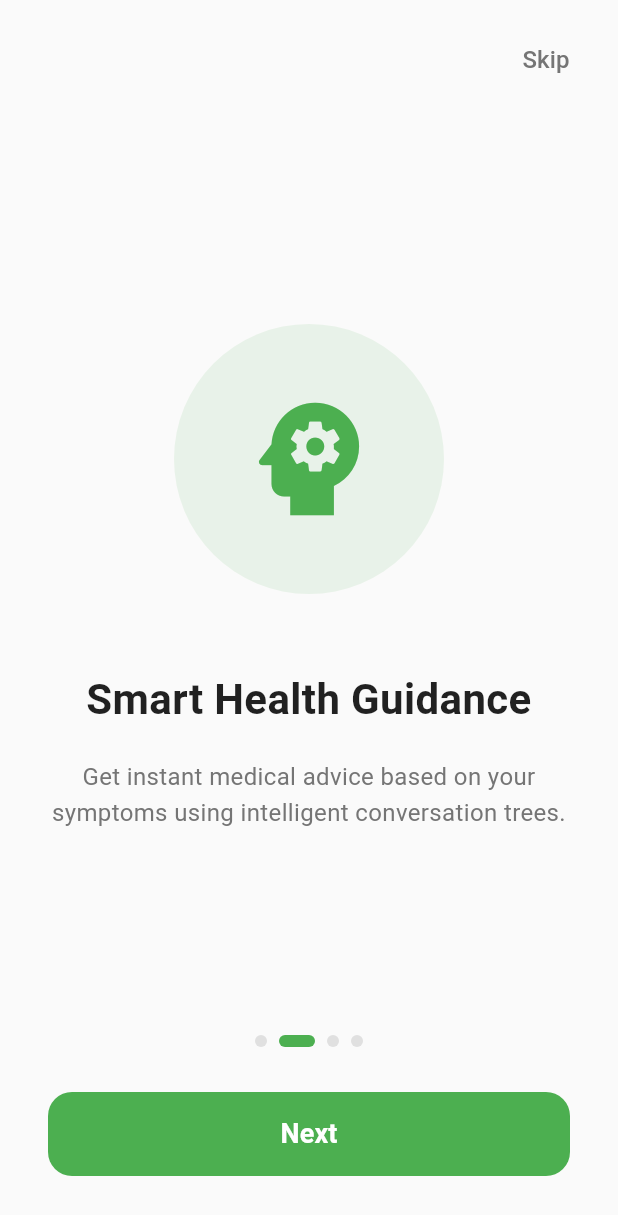
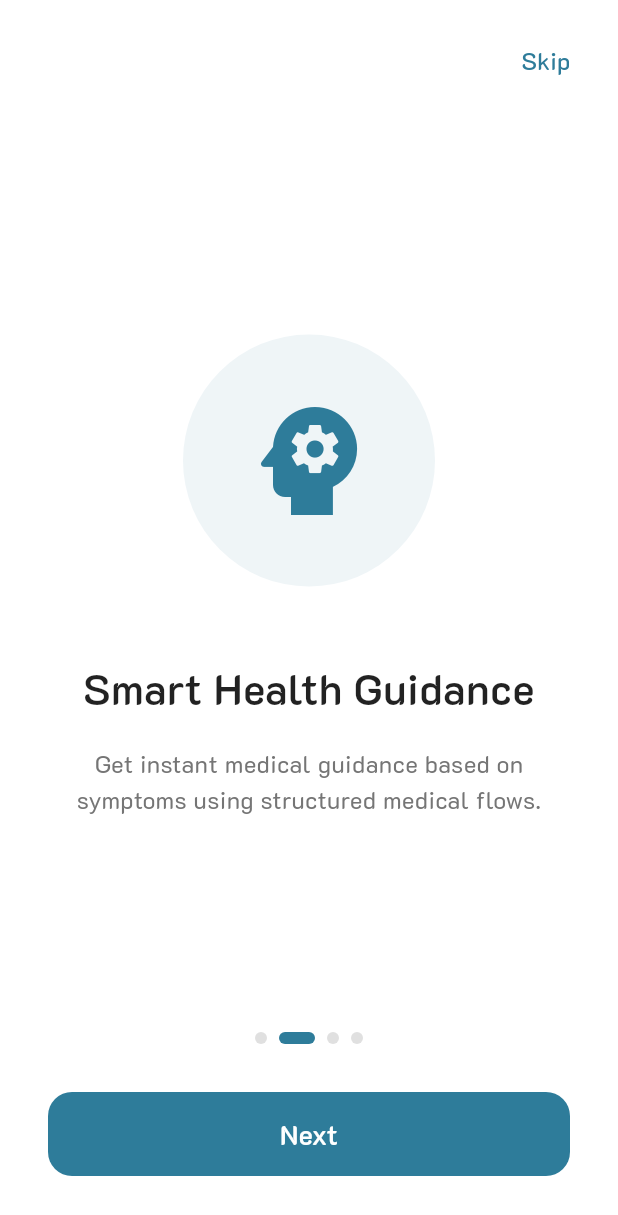
Before and after one commit to samarth-sachin/Telemedicine_App, a Flutter app: the screen it shows after launch, swiped to page 2, on a phone screen of 412 x 824 dp. Shown: the top 1215 px of the screen. Run offline on Flutter 3.47's test engine with Material 3 defaults, Android fonts, the phone set to English and light mode, and no system bars; our stand-ins replace hive, hive_flutter, shared_preferences; accounts and stored records are empty; Roboto replaces fonts that are missing (Poppins).

Commit message:
onboarding_screen ui

```diff
--- a/lib/screens/onboarding_screen.dart
+++ b/lib/screens/onboarding_screen.dart
@@ -13,47 +13,45 @@ class _OnboardingScreenState extends State<OnboardingScreen> {
   final PageController _pageController = PageController();
   int _currentPage = 0;
 
+  // Splash / logo colors
+  static const Color primaryColor = Color(0xFF2E7C9A);
+  static const Color secondaryColor = Color(0xFF6FBFCC);
+
   final List<OnboardingPage> _pages = [
     OnboardingPage(
       icon: Icons.offline_bolt,
       title: 'Completely Offline',
       description:
-          'No internet needed! TeleMedi works entirely offline, making healthcare accessible anywhere.',
-      color: Color(0xFF2196F3),
+      'No internet needed. TeleMedi works entirely offline, making healthcare accessible anywhere.',
     ),
     OnboardingPage(
       icon: Icons.psychology,
       title: 'Smart Health Guidance',
       description:
-          'Get instant medical advice based on your symptoms using intelligent conversation trees.',
-      color: Color(0xFF4CAF50),
+      'Get instant medical guidance based on symptoms using structured medical flows.',
     ),
     OnboardingPage(
       icon: Icons.history,
       title: 'Track Your Health',
       description:
-          'Keep a record of all consultations and track symptom patterns over time.',
-      color: Color(0xFFFF9800),
+      'Maintain a record of consultations and track symptom patterns over time.',
     ),
     OnboardingPage(
       icon: Icons.security,
       title: 'Privacy First',
       description:
-          'All your health data stays on your device. No AI, no cloud, complete privacy.',
-      color: Color(0xFF9C27B0),
+      'All your health data stays on your device. No cloud. No tracking.',
     ),
   ];
 
   void _onPageChanged(int page) {
-    setState(() {
-      _currentPage = page;
-    });
+    setState(() => _currentPage = page);
   }
 
   void _nextPage() {
     if (_currentPage < _pages.length - 1) {
       _pageController.nextPage(
-        duration: Duration(milliseconds: 300),
+        duration: const Duration(milliseconds: 300),
         curve: Curves.easeInOut,
       );
     } else {
@@ -83,27 +81,30 @@ class _OnboardingScreenState extends State<OnboardingScreen> {
   @override
   Widget build(BuildContext context) {
     return Scaffold(
+      backgroundColor: Colors.white, // same as splash
       body: SafeArea(
         child: Column(
           children: [
-            // Skip button
+            // Skip button (logo theme)
             Padding(
-              padding: const EdgeInsets.all(16.0),
+              padding: const EdgeInsets.all(16),
               child: Align(
                 alignment: Alignment.topRight,
                 child: TextButton(
                   onPressed: _skipOnboarding,
-                  child: Text(
+                  child: const Text(
                     'Skip',
                     style: TextStyle(
+                      fontFamily: 'K2D',
                       fontSize: 16,
-                      color: Colors.grey[600],
+                      color: primaryColor,
                     ),
                   ),
                 ),
               ),
             ),
-            // PageView
+
+            // Pages
             Expanded(
               child: PageView.builder(
                 controller: _pageController,
@@ -114,25 +115,28 @@ class _OnboardingScreenState extends State<OnboardingScreen> {
                 },
               ),
             ),
-            // Page indicators
+
+            // Page indicators (logo color)
             Row(
               mainAxisAlignment: MainAxisAlignment.center,
               children: List.generate(
                 _pages.length,
-                (index) => _buildPageIndicator(index),
+                    (index) => _buildPageIndicator(index),
               ),
             ),
-            SizedBox(height: 30),
-            // Next/Get Started button
+
+            const SizedBox(height: 32),
+
+            // Next / Get Started button (logo color)
             Padding(
-              padding: const EdgeInsets.symmetric(horizontal: 32.0),
+              padding: const EdgeInsets.symmetric(horizontal: 32),
               child: SizedBox(
                 width: double.infinity,
                 height: 56,
                 child: ElevatedButton(
                   onPressed: _nextPage,
                   style: ElevatedButton.styleFrom(
-                    backgroundColor: _pages[_currentPage].color,
+                    backgroundColor: primaryColor,
                     shape: RoundedRectangleBorder(
                       borderRadius: BorderRadius.circular(16),
                     ),
@@ -142,16 +146,18 @@ class _OnboardingScreenState extends State<OnboardingScreen> {
                     _currentPage == _pages.length - 1
                         ? 'Get Started'
                         : 'Next',
-                    style: TextStyle(
+                    style: const TextStyle(
+                      fontFamily: 'K2D',
                       fontSize: 18,
-                      fontWeight: FontWeight.bold,
+                      fontWeight: FontWeight.w600,
                       color: Colors.white,
                     ),
                   ),
                 ),
               ),
             ),
-            SizedBox(height: 40),
+
+            const SizedBox(height: 40),
           ],
         ),
       ),
@@ -160,42 +166,48 @@ class _OnboardingScreenState extends State<OnboardingScreen> {
 
   Widget _buildPageContent(OnboardingPage page) {
     return Padding(
-      padding: const EdgeInsets.symmetric(horizontal: 32.0),
+      padding: const EdgeInsets.symmetric(horizontal: 32),
       child: Column(
         mainAxisAlignment: MainAxisAlignment.center,
         children: [
-          // Icon
+          // Icon container (UNCHANGED icon logic)
           Container(
-            padding: EdgeInsets.all(40),
+            padding: const EdgeInsets.all(36),
             decoration: BoxDecoration(
-              color: page.color.withOpacity(0.1),
+              color: primaryColor.withOpacity(0.08),
               shape: BoxShape.circle,
             ),
             child: Icon(
               page.icon,
-              size: 100,
-              color: page.color,
+              size: 96,
+              color: primaryColor, // icon stays consistent
             ),
           ),
-          SizedBox(height: 50),
-          // Title
+
+          const SizedBox(height: 48),
+
+          // Title (subtle, professional)
           Text(
             page.title,
             textAlign: TextAlign.center,
-            style: TextStyle(
+            style: const TextStyle(
+              fontFamily: 'K2D',
               fontSize: 28,
-              fontWeight: FontWeight.bold,
+              fontWeight: FontWeight.w600,
               color: Colors.black87,
             ),
           ),
-          SizedBox(height: 20),
-          // Description
+
+          const SizedBox(height: 18),
+
+          // Description (safe non-null grey)
           Text(
             page.description,
             textAlign: TextAlign.center,
-            style: TextStyle(
+            style: const TextStyle(
+              fontFamily: 'K2D',
               fontSize: 16,
-              color: Colors.grey[600],
+              color: Color(0xFF757575),
               height: 1.5,
             ),
           ),
@@ -205,15 +217,16 @@ class _OnboardingScreenState extends State<OnboardingScreen> {
   }
 
   Widget _buildPageIndicator(int index) {
-    return Container(
-      margin: EdgeInsets.symmetric(horizontal: 4),
+    return AnimatedContainer(
+      duration: const Duration(milliseconds: 300),
+      margin: const EdgeInsets.symmetric(horizontal: 4),
       width: _currentPage == index ? 24 : 8,
       height: 8,
       decoration: BoxDecoration(
         borderRadius: BorderRadius.circular(4),
         color: _currentPage == index
-            ? _pages[_currentPage].color
-            : Colors.grey[300],
+            ? primaryColor
+            : const Color(0xFFE0E0E0),
       ),
     );
   }
@@ -223,12 +236,10 @@ class OnboardingPage {
   final IconData icon;
   final String title;
   final String description;
-  final Color color;
 
   OnboardingPage({
     required this.icon,
     required this.title,
     required this.description,
-    required this.color,
   });
 }
```
